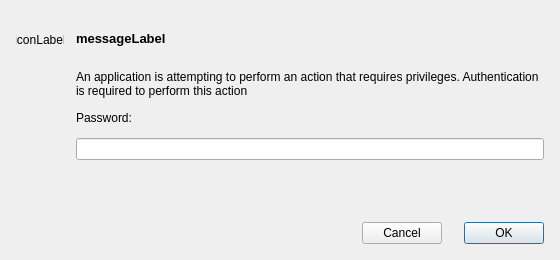
The window that nix/modules/services/lxqt-policykit/policykitagentgui.ui (PunkerGhoul/Ripper) describes before a commit, drawn with Qt 5.
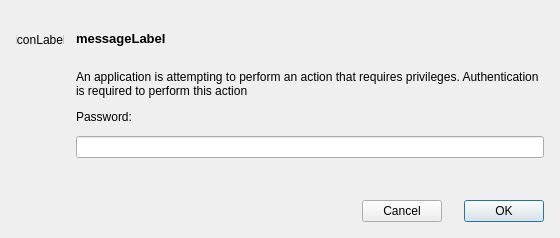
The same window after the commit.

```diff
--- a/nix/modules/services/lxqt-policykit/policykitagentgui.ui
+++ b/nix/modules/services/lxqt-policykit/policykitagentgui.ui
@@ -10,7 +10,7 @@
     <x>0</x>
     <y>0</y>
     <width>560</width>
-    <height>260</height>
+    <height>238</height>
    </rect>
   </property>
   <layout class="QGridLayout" name="gridLayout">
@@ -114,7 +114,7 @@
       <property name="minimumSize">
        <size>
         <width>0</width>
-        <height>42</height>
+        <height>22</height>
        </size>
       </property>
       <property name="wordWrap">
```
